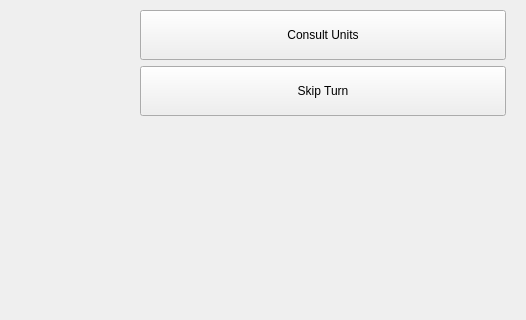
The window that mainwindow.ui (ivelascog/CAjedrez) describes before a commit, drawn with Qt 5; both pictures show x 328 to 854 and y 0 to 320 of the 854 by 770 pixel window.
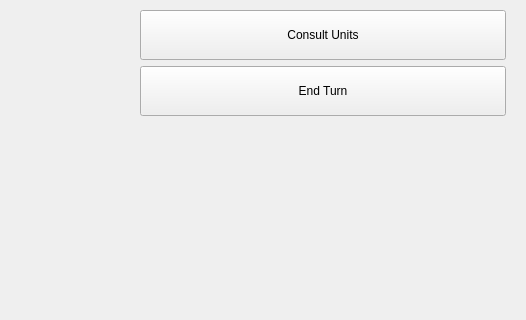
The same window after the commit.

Commit message: Turns implemented

```diff
--- a/mainwindow.ui
+++ b/mainwindow.ui
@@ -105,7 +105,7 @@
          </size>
         </property>
         <property name="text">
-         <string>Skip Turn</string>
+         <string>End Turn</string>
         </property>
        </widget>
       </item>
```
Left out of the diff: 2 changed lines with no effect on the pictures. The commit also changes 6 other files.
